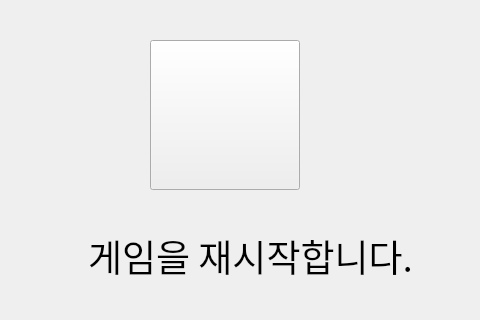
First picture: the form in GUI/ui/Replay_Game.ui, repository INUcapstone-19-20/CapstoneDesign_2, before the edit.
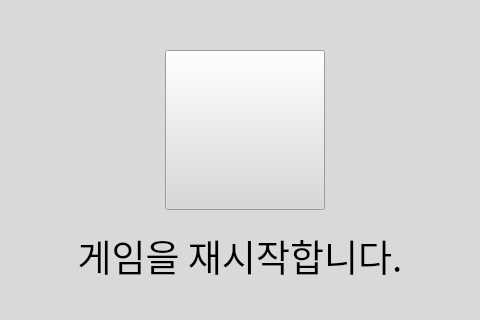
Second picture: the form after the edit.

```diff
--- a/GUI/ui/Replay_Game.ui
+++ b/GUI/ui/Replay_Game.ui
@@ -13,13 +13,16 @@
   <property name="windowTitle">
    <string>Form</string>
   </property>
+  <property name="styleSheet">
+   <string notr="true">background-color: rgb(217, 217, 217);</string>
+  </property>
   <widget class="QPushButton" name="btn_reset">
    <property name="geometry">
     <rect>
-     <x>150</x>
-     <y>40</y>
-     <width>150</width>
-     <height>150</height>
+     <x>165</x>
+     <y>50</y>
+     <width>160</width>
+     <height>160</height>
     </rect>
    </property>
    <property name="focusPolicy">
@@ -32,9 +35,9 @@
   <widget class="QLabel" name="label">
    <property name="geometry">
     <rect>
-     <x>50</x>
+     <x>0</x>
      <y>220</y>
-     <width>401</width>
+     <width>480</width>
      <height>71</height>
     </rect>
    </property>
@@ -44,6 +47,9 @@
      <pointsize>28</pointsize>
     </font>
    </property>
+   <property name="styleSheet">
+    <string notr="true">color: rgb(0, 0, 0);</string>
+   </property>
    <property name="text">
     <string>게임을 재시작합니다.</string>
    </property>
```
